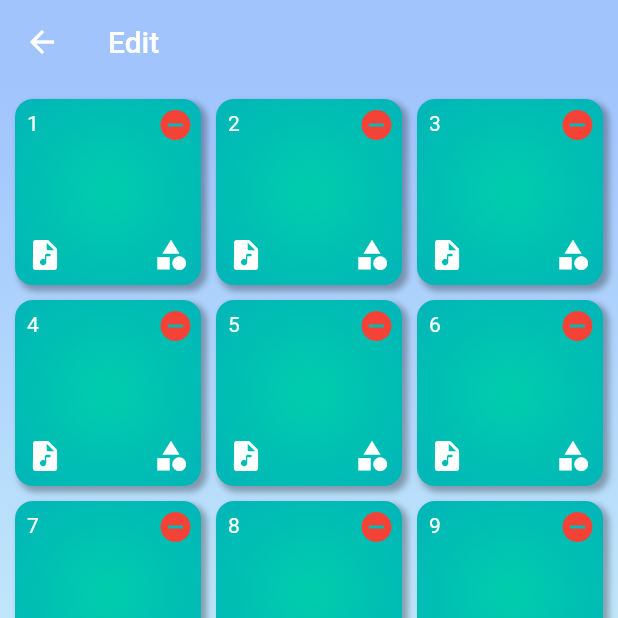
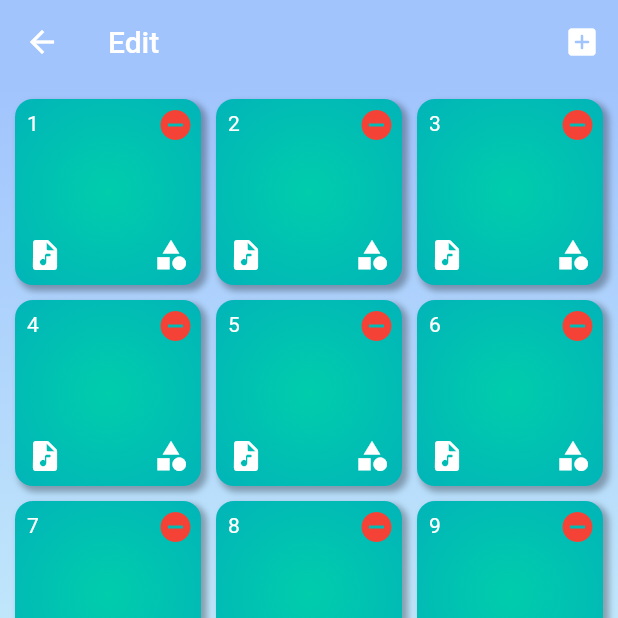
Before and after one commit to TanvirHasanAnik/Timbre_Pad, a Flutter app: the screen it shows after launch, after a tap on the "edit" icon, on a phone screen of 412 x 824 dp, the top half of it. Run offline on Flutter 3.47's test engine with Material 2 defaults, Android fonts, the phone set to English and light mode, and no system bars; our stand-ins replace audioplayers, permission_handler, sqflite; missing offline and left inert: filesystem_picker; accounts and stored records are empty.

Commit message:
Add new pad

```diff
--- a/lib/pages/edit_pads_page.dart
+++ b/lib/pages/edit_pads_page.dart
@@ -26,6 +26,23 @@ class _EditPadsPageState extends State<EditPadsPage> {
         elevation: 0,
         title: const Text("Edit"),
         backgroundColor: const Color(0xffA1C4FD),
+        actions: [
+          IconButton(
+            icon: const Icon(
+              Icons.add_box_rounded,
+              color: Colors.white,
+            ),
+            onPressed: () {
+              db.insertPad(
+                Pad(
+                    title: "Empty Pad",
+                    soundMode: SoundMode.oneshot.name,
+                    duration: 0),
+              );
+              setState(() {});
+            },
+          ),
+        ],
       ),
       body: SafeArea(
         child: Container(
--- a/lib/pages/play_pads_page.dart
+++ b/lib/pages/play_pads_page.dart
@@ -134,8 +134,9 @@ class _PlayPadsPageState extends State<PlayPadsPage> {
                     ],
                     gradient: RadialGradient(radius: 1, colors: <Color>[
                       notifyPlayerService
-                                  .getAudioStatus(playerService.player) ==
-                              "stopped"
+                                      .getAudioStatus(playerService.player) ==
+                                  "stopped" ||
+                              pad.path == null
                           ? const Color(0xff4956d0)
                           : const Color(0xffC33764),
                       const Color(0xff1D2671),
```
